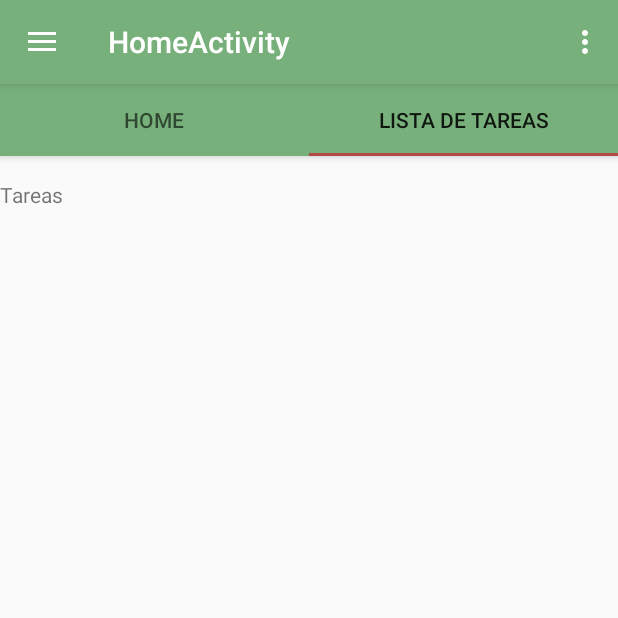
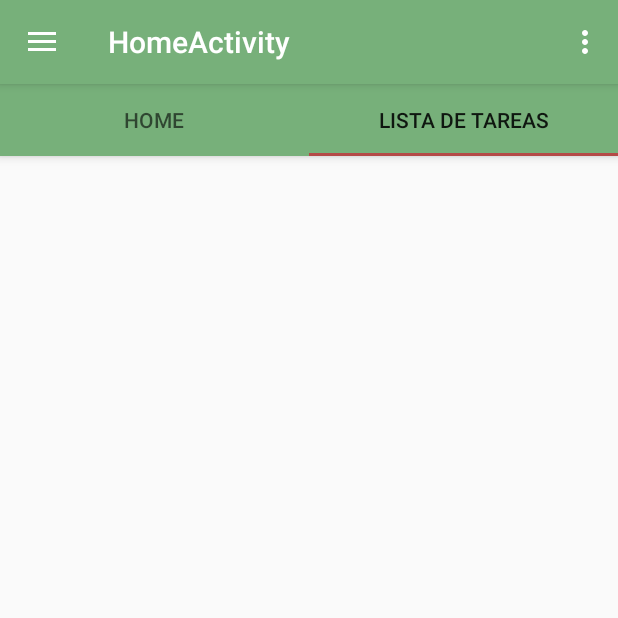
Before and after one commit to plaroser/Gestor-de-Tareas, an Android app: the screen it shows after launch (HomeActivity), tab 2 chosen, on a phone screen of 412 x 824 dp, the top half of it. Run offline under Robolectric (Android 15) with nearby library versions, the phone set to English and light mode, and no system bars.

Commit message:
Fragment tareas de ActivityHome modificado

```diff
--- a/GestionTareas/app/src/main/res/layout/fragment_tareas.xml
+++ b/GestionTareas/app/src/main/res/layout/fragment_tareas.xml
@@ -5,15 +5,4 @@
     android:layout_width="match_parent"
     android:layout_height="match_parent">
 
-    <TextView
-        android:id="@+id/section_label"
-        android:layout_width="wrap_content"
-        android:layout_height="wrap_content"
-        android:layout_marginTop="@dimen/activity_vertical_margin"
-        android:text="Tareas"
-        app:layout_constraintLeft_toLeftOf="parent"
-        app:layout_constraintTop_toTopOf="@+id/constraintLayout"
-        tools:layout_constraintLeft_creator="1"
-        tools:layout_constraintTop_creator="1" />
-
 </android.support.constraint.ConstraintLayout>
```
Also changed, not shown: GestionTareas/app/src/main/res/layout/item_tarea.xml (added, +19 -0 lines).
